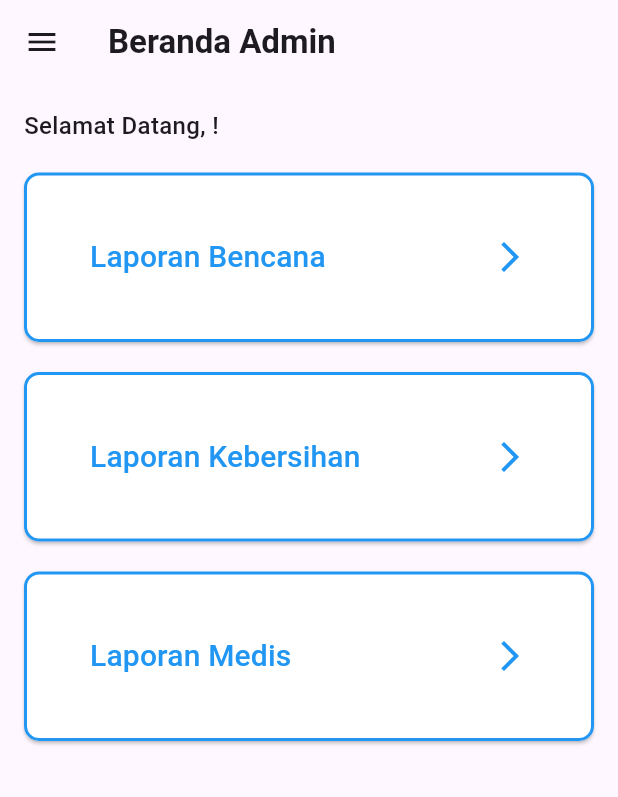
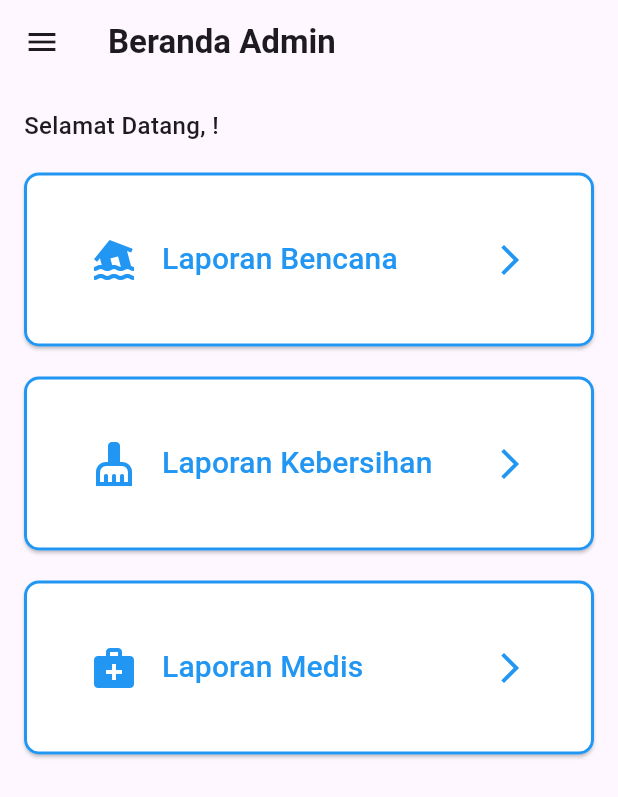
Before and after one commit to MRHFK/frontend-lapmas, a Flutter app: the AdminHomeScreen screen opened by its route, on a phone screen of 412 x 824 dp. Shown: the top 797 px of the screen. Run offline on Flutter 3.47's test engine with Material 3 defaults, Android fonts, the phone set to English and light mode, and no system bars; our stand-ins replace flutter_secure_storage; accounts and stored records are empty; network calls fail.

Commit message:
Add files via upload

```diff
--- a/lib/screens/admin/admin_home_screen.dart
+++ b/lib/screens/admin/admin_home_screen.dart
@@ -156,6 +156,12 @@ class _AdminHomeScreenState extends State<AdminHomeScreen> {
                     ),
                     child: const Row(
                       children: [
+                        Icon(
+                          Icons.flood,
+                          color: Colors.blue,
+                          size: 32,
+                        ),
+                        SizedBox(width: 16),
                         Text(
                           'Laporan Bencana',
                           style: TextStyle(
@@ -196,6 +202,12 @@ class _AdminHomeScreenState extends State<AdminHomeScreen> {
                     ),
                     child: const Row(
                       children: [
+                        Icon(
+                          Icons.cleaning_services,
+                          color: Colors.blue,
+                          size: 32,
+                        ),
+                        SizedBox(width: 16),
                         Text(
                           'Laporan Kebersihan',
                           style: TextStyle(
@@ -236,6 +248,12 @@ class _AdminHomeScreenState extends State<AdminHomeScreen> {
                     ),
                     child: const Row(
                       children: [
+                        Icon(
+                          Icons.medical_services,
+                          color: Colors.blue,
+                          size: 32,
+                        ),
+                        SizedBox(width: 16),
                         Text(
                           'Laporan Medis',
                           style: TextStyle(
```
Also changed, not shown: lib/screens/user/user_home_screen.dart (+18 -0 lines).
